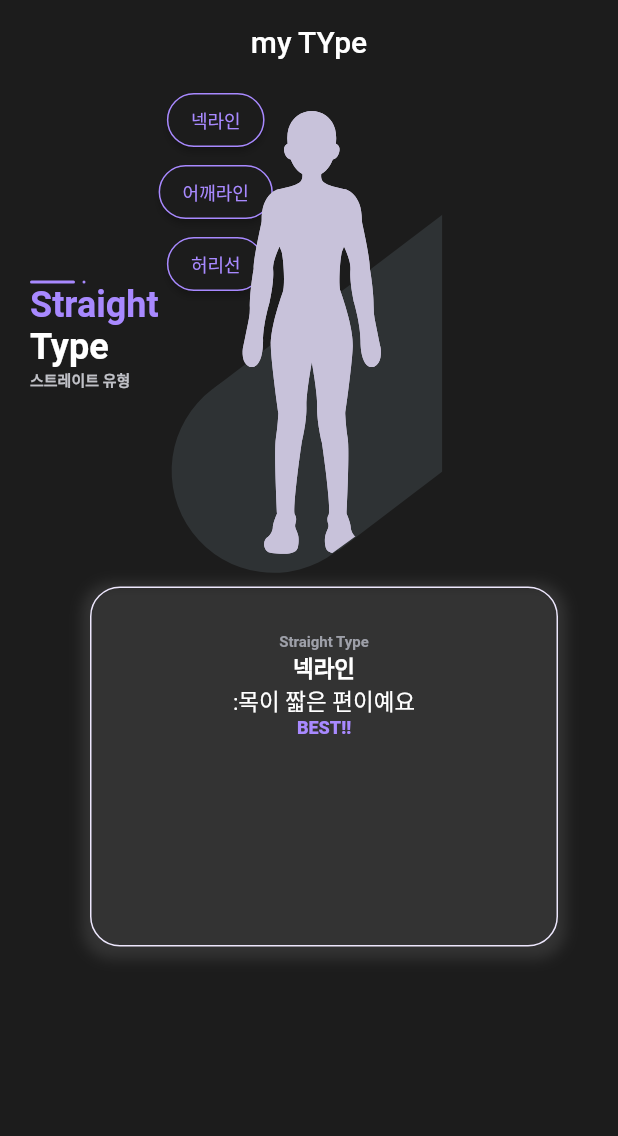
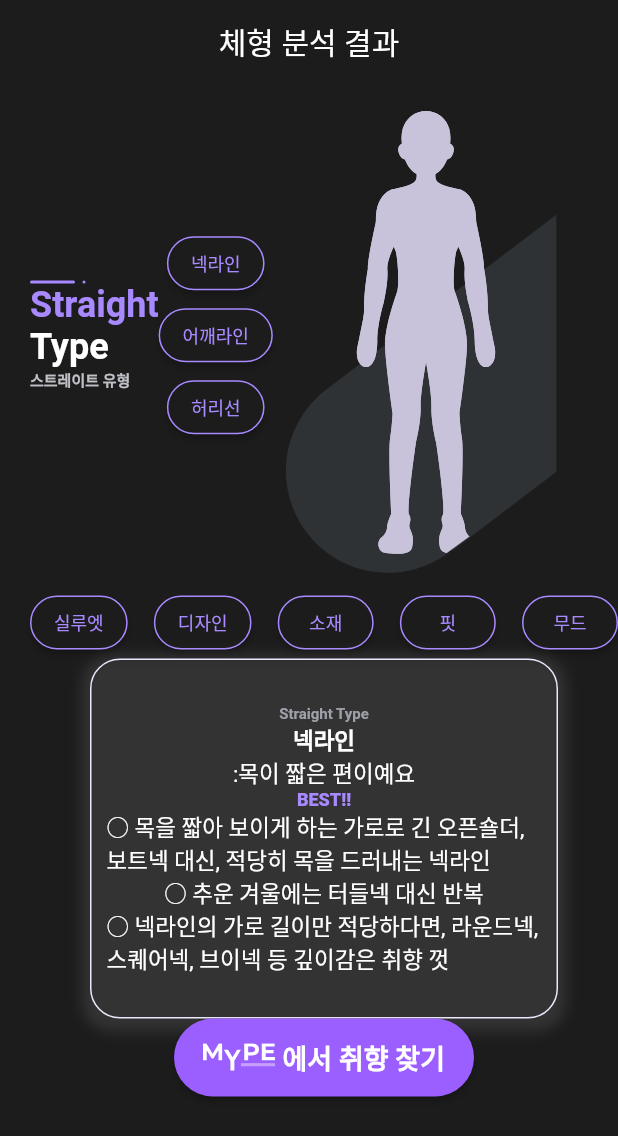
Before and after one commit to SPARCS-2023-StartUp-Hackathon-1/team-c-front, a Flutter app: the MyTypePage screen opened directly, on a phone screen of 412 x 824 dp. Shown: the top 1136 px of the screen. Run offline on Flutter 3.47's test engine with Material 2 defaults, Android fonts, the light colour scheme and no system bars; our stand-ins replace flutter_svg, get, image_picker; project files that could hold a hidden picture were left out.

Commit message:
<fix>(typePage): add_page

```diff
--- /dev/null
+++ b/lib/body_analysis/my_type_page.dart
@@ -0,0 +1,222 @@
+import 'package:flutter/material.dart';
+import 'package:skeletal_diagnosis/info.dart';
+import 'package:flutter_svg/flutter_svg.dart';
+import '../components/my_type_button.dart';
+import '../components/my_type_title.dart';
+import '../components/necklinebox.dart';
+
+class MyTypePage extends StatelessWidget {
+  @override
+  Widget build(BuildContext context) {
+    return Scaffold(
+      backgroundColor: Color(0xFF1C1C1C),
+      appBar: AppBar(
+        backgroundColor: Color(0xFF1C1C1C),
+        elevation: 0,
+        automaticallyImplyLeading: false,
+        centerTitle: true,
+        title: Text(
+          "체형 분석 결과",
+          style: TextStyle(
+            fontSize: 20,
+            color: kwhite,
+          ),
+        ),
+      ),
+      body: ListView(
+        children: [
+          Padding(
+            padding: const EdgeInsets.only(left: 20),
+            child: Column(
+              children: [
+                Stack(
+                  children: [
+                    Row(
+                      crossAxisAlignment: CrossAxisAlignment.center,
+                      children: [
+                        MyTypeTitle(),
+                        Column(
+                          children: [
+                            MyTypeButton(
+                              button_name: "넥라인",
+                            ),
+                            MyTypeButton(
+                              button_name: "어깨라인",
+                            ),
+                            MyTypeButton(
+                              button_name: "허리선",
+                            ),
+                          ],
+                        ),
+                        SvgPicture.asset("assets/bodyimage.svg"),
+                      ],
+                    ),
+
+                  ],
+                ),
+                Row(
+                  mainAxisAlignment: MainAxisAlignment.spaceBetween,
+                  children: [
+                    MyTypeButton(
+                      button_name: "실루엣",
+                    ),
+                    MyTypeButton(
+                      button_name: "디자인",
+                    ),
+                    MyTypeButton(
+                      button_name: "소재",
+                    ),
+                    MyTypeButton(
+                      button_name: "핏",
+                    ),
+                    MyTypeButton(
+                      button_name: "무드",
+                    ),
+                  ],
+                ),
+                NeckLineBox(),
+                Container(
+                  width: 200,
+                  height: 52,
+                  child: ElevatedButton(
+                    style: ElevatedButton.styleFrom(
+                        backgroundColor: kpurple3,
+                        shape: RoundedRectangleBorder(
+                          borderRadius: BorderRadius.circular(100),
+                        )),
+                    child: Row(
+                      mainAxisAlignment: MainAxisAlignment.center,
+                      children: [
+                        SvgPicture.asset("assets/logo.svg"),
+                        SizedBox(width: 5),
+                        Text(
+                          "에서 취향 찾기",
+                          style: TextStyle(
+                              fontWeight: FontWeight.w600, fontSize: 18),
+                        ),
+                      ],
+                    ),
+                    onPressed: () {},
+                  ),
+                ),
+              ],
+            ),
+          ),
+        ],
+      ),
+    );
+  }
+}
+
+class MyTypeButton extends StatelessWidget {
+  final String button_name;
+
+  const MyTypeButton({required this.button_name});
+
+  @override
+  Widget build(BuildContext context) {
+    return ElevatedButton(
+      style: ElevatedButton.styleFrom(
+        backgroundColor: Color(0xFF1C1C1C),
+        shape: RoundedRectangleBorder(
+          borderRadius: BorderRadius.circular(100),
+          side: BorderSide(
+            color: kneonpurple,
+            width: 1,
+          ),
+        ),
+      ),
+      onPressed: () {},
+      child: Text(
+        "$button_name",
+        style: TextStyle(
+          fontSize: 12,
+          fontWeight: FontWeight.w500,
+          color: kneonpurple,
+        ),
+      ),
+    );
+  }
+}
+
+class NeckLineBox extends StatelessWidget {
+  @override
+  Widget build(BuildContext context) {
+    return Container(
+      width: 312,
+      height: 240,
+      decoration: BoxDecoration(
+        border: Border.all(width: 1, color: kpurple1),
+        borderRadius: BorderRadius.circular(20),
+        boxShadow: [
+          BoxShadow(
+            color: Colors.white.withOpacity(0.1),
+            spreadRadius: 5,
+            blurRadius: 7,
+            offset: Offset(0, 3), // changes position of shadow
+          ),
+        ],
+      ),
+      child: Padding(
+        padding: const EdgeInsets.all(10.0),
+        child: Column(
+          children: [
+            SizedBox(
+              height: 20,
+            ),
+            Text(
+              "Straight Type",
+              style: TextStyle(
+                  color: kgrey3, fontSize: 10, fontWeight: FontWeight.w600),
+            ),
+            Text(
+              "넥라인",
+              style: TextStyle(
+                  color: kwhite, fontSize: 15, fontWeight: FontWeight.w700),
+            ),
+            Text(
+              ":목이 짧은 편이예요",
+              style: TextStyle(
+                color: kwhite,
+                fontSize: 15,
+                fontWeight: FontWeight.w400,
+              ),
+            ),
+            Text(
+              "BEST!!",
+              style: TextStyle(
+                fontSize: 12,
+                fontWeight: FontWeight.w800,
+                color: kneonpurple,
+              ),
+            ),
+            Text(
+              "○ 목을 짧아 보이게 하는 가로로 긴 오픈숄더, 보트넥 대신, 적당히 목을 드러내는 넥라인",
+              style: TextStyle(
+                color: kwhite,
+                fontSize: 15,
+                fontWeight: FontWeight.w400,
+              ),
+            ),
+            Text(
+              "○ 추운 겨울에는 터들넥 대신 반복",
+              style: TextStyle(
+                color: kwhite,
+                fontSize: 15,
+                fontWeight: FontWeight.w400,
+              ),
+            ),
+            Text(
+              "○ 넥라인의 가로 길이만 적당하다면, 라운드넥, 스퀘어넥, 브이넥 등 깊이감은 취향 껏",
+              style: TextStyle(
+                color: kwhite,
+                fontSize: 15,
+                fontWeight: FontWeight.w400,
+              ),
+            ),
+          ],
+        ),
+      ),
+    );
+  }
+}
--- a/lib/main.dart
+++ b/lib/main.dart
@@ -2,6 +2,7 @@ import 'package:flutter/material.dart';
 import 'package:skeletal_diagnosis/pages/main_page/costume_category_page.dart';
 import 'package:skeletal_diagnosis/pages/main_page/home_page.dart';
 import 'package:skeletal_diagnosis/pages/main_page/search_outer.dart';
+import 'package:skeletal_diagnosis/body_analysis/my_type_page.dart';
 import 'package:skeletal_diagnosis/pages/splash/body_analysis_page.dart';
 import 'package:skeletal_diagnosis/pages/splash/firsst_page.dart';
 import 'package:skeletal_diagnosis/pages/onboarding/onboarding_name_page.dart';
@@ -19,7 +20,7 @@ class MyApp extends StatelessWidget {
     return MaterialApp(
       debugShowCheckedModeBanner: false,
       theme: theme(),
-      home:SearchOuter(),
+      home:MyTypePage(),
     );
   }
 }
--- a/lib/pages/my_type_page.dart
+++ /dev/null
@@ -1,64 +0,0 @@
-import 'package:flutter/material.dart';
-import 'package:skeletal_diagnosis/info.dart';
-import 'package:flutter_svg/flutter_svg.dart';
-import '../components/my_type_button.dart';
-import '../components/my_type_title.dart';
-import '../components/necklinebox.dart';
-
-class MyTypePage extends StatelessWidget {
-  @override
-  Widget build(BuildContext context) {
-    return Scaffold(
-      backgroundColor: Color(0xFF1C1C1C),
-      appBar: AppBar(
-        backgroundColor: Color(0xFF1C1C1C),
-        elevation: 0,
-        automaticallyImplyLeading: false,
-        centerTitle: true,
-        title: Text(
-          "my TYpe",
-          style: TextStyle(
-            fontSize: 20,
-            color: kwhite,
-          ),
-        ),
-      ),
-      body: ListView(
-        children: [
-          Padding(
-            padding: const EdgeInsets.only(left: 20),
-            child: Column(
-              children: [
-                Row(
-                  crossAxisAlignment: CrossAxisAlignment.center,
-                  children: [
-                    MyTypeTitle(),
-                    Stack(
-                      children: [
-                        Column(
-                          children: [
-                            MyTypeButton(
-                              button_name: "넥라인",
-                            ),
-                            MyTypeButton(
-                              button_name: "어깨라인",
-                            ),
-                            MyTypeButton(
-                              button_name: "허리선",
-                            ),
-                          ],
-                        ),
-                        SvgPicture.asset("assets/bodyimage.svg"),
-                      ],
-                    ),
-                  ],
-                ),
-                NeckLineBox(),
-              ],
-            ),
-          ),
-        ],
-      ),
-    );
-  }
-}
--- a/lib/pages/onboarding/foot_size.dart
+++ b/lib/pages/onboarding/foot_size.dart
@@ -2,7 +2,7 @@ import 'package:flutter/material.dart';
 import 'package:get/get.dart';
 import 'package:skeletal_diagnosis/components/foot_form.dart';
 import 'package:skeletal_diagnosis/info.dart';
-import 'package:skeletal_diagnosis/pages/my_type_page.dart';
+import 'package:skeletal_diagnosis/body_analysis/my_type_page.dart';
 
 class FootSize extends StatelessWidget {
   @override
--- a/lib/pages/splash/body_analysis_page.dart
+++ b/lib/pages/splash/body_analysis_page.dart
@@ -2,7 +2,7 @@
 import 'package:flutter/material.dart';
 import 'package:flutter_svg/svg.dart';
 import 'package:get/get.dart';
-import 'package:skeletal_diagnosis/pages/my_type_page.dart';
+import 'package:skeletal_diagnosis/body_analysis/my_type_page.dart';
 
 import '../../info.dart';
 
```
Also changed, not shown: assets/logo.svg (added).
